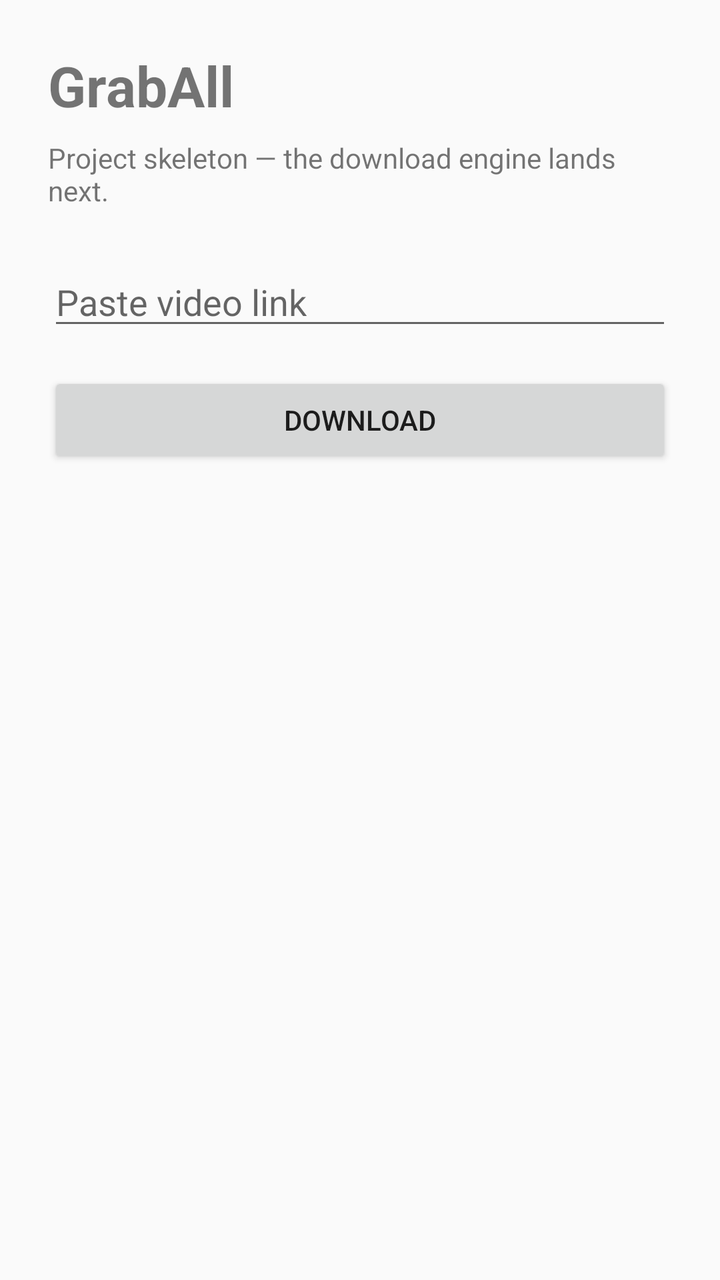
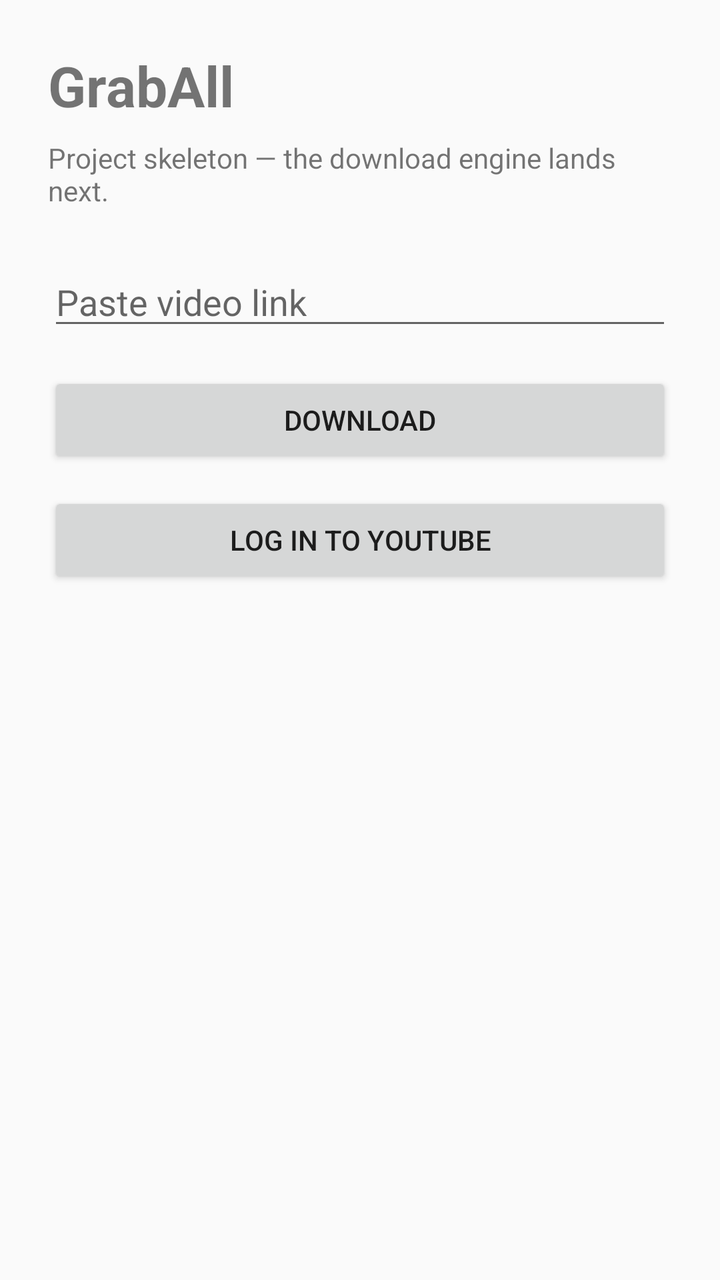

Compare the two renders of this Android layout. The source of the first and the diff that turns it into the second are given below.
<!-- AndroidManifest.xml: application theme Theme.GrabAll -->
<!-- res/layout/activity_main.xml -->
<?xml version="1.0" encoding="utf-8"?>
<androidx.constraintlayout.widget.ConstraintLayout xmlns:android="http://schemas.android.com/apk/res/android"
    xmlns:app="http://schemas.android.com/apk/res-auto"
    android:layout_width="match_parent"
    android:layout_height="match_parent"
    android:padding="24dp">

    <TextView
        android:id="@+id/title"
        android:layout_width="wrap_content"
        android:layout_height="wrap_content"
        android:text="@string/app_name"
        android:textSize="28sp"
        android:textStyle="bold"
        app:layout_constraintTop_toTopOf="parent"
        app:layout_constraintStart_toStartOf="parent" />

    <TextView
        android:id="@+id/subtitle"
        android:layout_width="0dp"
        android:layout_height="wrap_content"
        android:layout_marginTop="8dp"
        android:text="@string/skeleton_note"
        app:layout_constraintTop_toBottomOf="@id/title"
        app:layout_constraintStart_toStartOf="parent"
        app:layout_constraintEnd_toEndOf="parent" />

    <EditText
        android:id="@+id/linkInput"
        android:layout_width="0dp"
        android:layout_height="wrap_content"
        android:layout_marginTop="24dp"
        android:hint="@string/paste_hint"
        android:inputType="textUri"
        app:layout_constraintTop_toBottomOf="@id/subtitle"
        app:layout_constraintStart_toStartOf="parent"
        app:layout_constraintEnd_toEndOf="parent" />

    <Button
        android:id="@+id/downloadButton"
        android:layout_width="0dp"
        android:layout_height="wrap_content"
        android:layout_marginTop="16dp"
        android:text="@string/download"
        app:layout_constraintTop_toBottomOf="@id/linkInput"
        app:layout_constraintStart_toStartOf="parent"
        app:layout_constraintEnd_toEndOf="parent" />

</androidx.constraintlayout.widget.ConstraintLayout>
<!-- resources referenced by this layout -->
<resources>
  <string name="app_name">GrabAll</string>
  <string name="download">Download</string>
  <string name="paste_hint">Paste video link</string>
  <string name="skeleton_note">Project skeleton — the download engine lands next.</string>
  <style name="Theme.GrabAll" parent="Theme.AppCompat.DayNight.DarkActionBar" />
</resources>

<!-- the commit's change to res/layout/activity_main.xml (unified diff, before → after) -->
@@ -46,4 +46,14 @@
         app:layout_constraintStart_toStartOf="parent"
         app:layout_constraintEnd_toEndOf="parent" />
 
+    <Button
+        android:id="@+id/loginButton"
+        android:layout_width="0dp"
+        android:layout_height="wrap_content"
+        android:layout_marginTop="12dp"
+        android:text="@string/login_youtube"
+        app:layout_constraintTop_toBottomOf="@id/downloadButton"
+        app:layout_constraintStart_toStartOf="parent"
+        app:layout_constraintEnd_toEndOf="parent" />
+
 </androidx.constraintlayout.widget.ConstraintLayout>
<!-- resource entries referenced after the edit -->
@@ -2,6 +2,7 @@
 <resources>
   <string name="app_name">GrabAll</string>
   <string name="download">Download</string>
+  <string name="login_youtube">Log in to YouTube</string>
   <string name="paste_hint">Paste video link</string>
   <string name="skeleton_note">Project skeleton — the download engine lands next.</string>
   <style name="Theme.GrabAll" parent="Theme.AppCompat.DayNight.DarkActionBar" />
